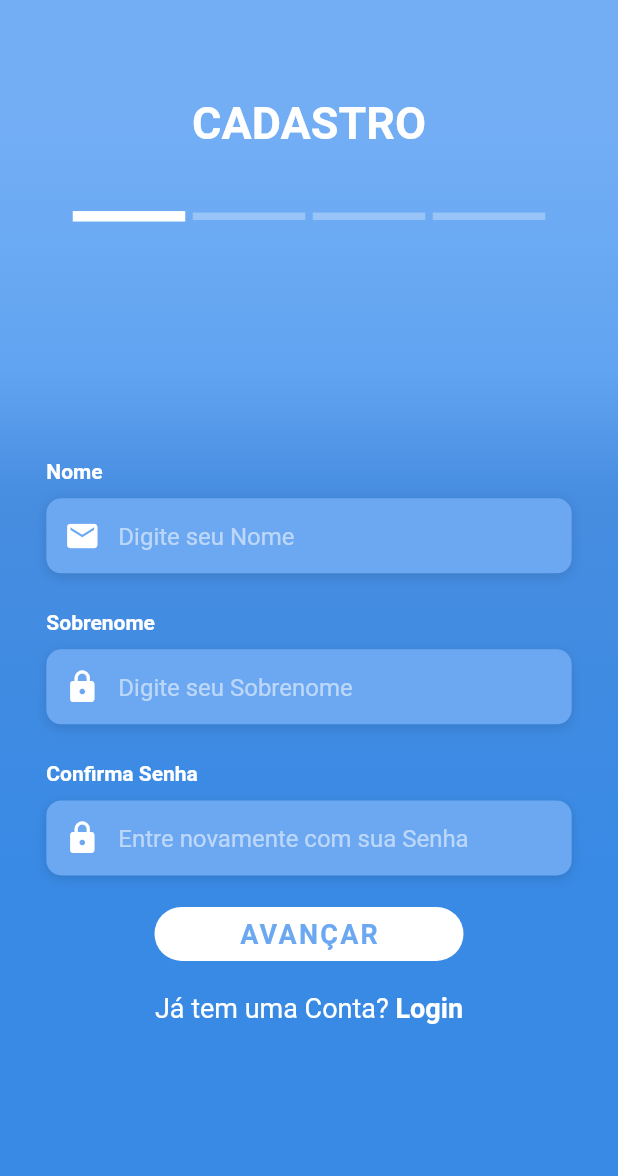
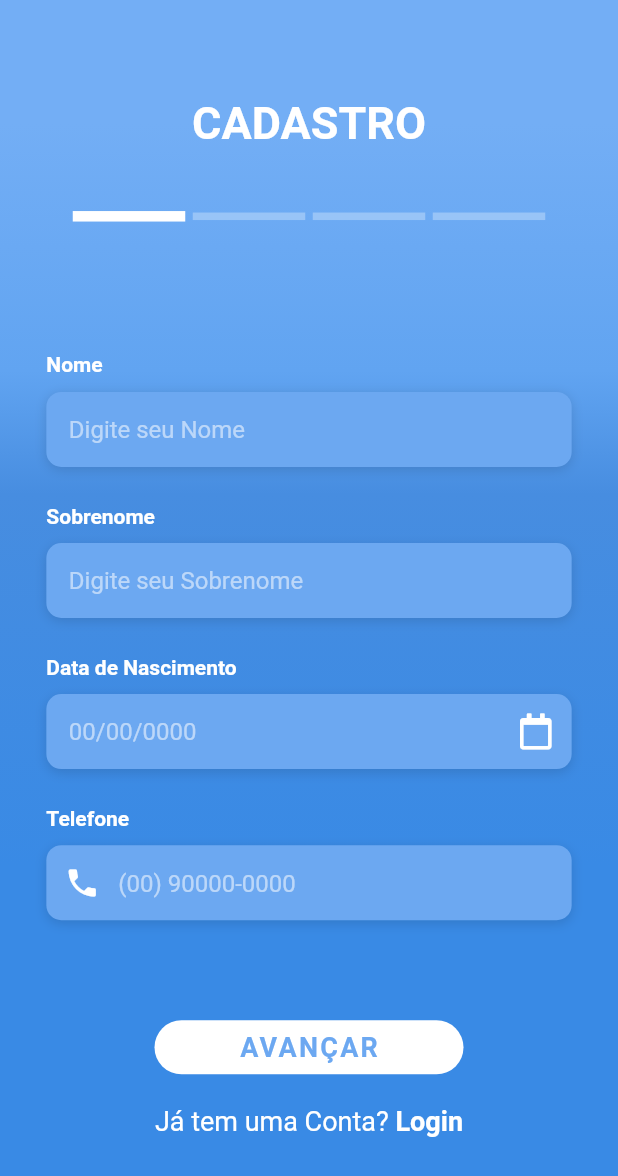
Before and after one commit to Maxleco/modulo_login, a Flutter app: the CadastroPage screen opened by its route, on a phone screen of 412 x 824 dp. Shown: the top 1176 px of the screen. Run offline on Flutter 3.47's test engine with Material 2 defaults, Android fonts, the phone set to English and light mode, and no system bars; our stand-ins replace flutter_masked_text, flutter_mobx, flutter_modular, font_awesome_flutter, google_fonts, image_picker and 1 more; generated files the repository leaves out were written again; Roboto replaces fonts that are missing (OpenSans).

Commit message:
Update DadosPessoais

```diff
--- a/lib/app/app_widget.dart
+++ b/lib/app/app_widget.dart
@@ -1,4 +1,5 @@
 import 'package:flutter/material.dart';
+import 'package:flutter_localizations/flutter_localizations.dart';
 import 'package:flutter_modular/flutter_modular.dart';
 
 class AppWidget extends StatelessWidget {
@@ -13,6 +14,11 @@ class AppWidget extends StatelessWidget {
       ),
       initialRoute: '/',
       onGenerateRoute: Modular.generateRoute,
+      localizationsDelegates: [
+        GlobalMaterialLocalizations.delegate,
+        GlobalWidgetsLocalizations.delegate
+      ],
+      supportedLocales: [const Locale('pt', 'BR')],
     );
   }
 }
--- a/lib/app/modules/auth/auth_page.dart
+++ b/lib/app/modules/auth/auth_page.dart
@@ -77,6 +77,7 @@ class _AuthPageState extends ModularState<AuthPage, AuthController> {
                           Modular.link.pushReplacementNamed("/cadastro");
                         },
                         text: "CADASTRAR",
+                        paddingRaised: 15.0,
                         elevation: 0.0,
                       ),
                       CustomButtonAuth(
@@ -84,6 +85,7 @@ class _AuthPageState extends ModularState<AuthPage, AuthController> {
                           Modular.link.pushReplacementNamed("/login");
                         },
                         text: "LOGIN",
+                        paddingRaised: 15.0,
                         elevation: 0.0,
                       ),
                     ],
@@ -97,7 +99,7 @@ class _AuthPageState extends ModularState<AuthPage, AuthController> {
                           fontWeight: FontWeight.w500,
                         ),
                       ),
-                      SizedBox(height: 20.0),
+                      SizedBox(height: 15.0),
                       Text(
                         "Entrar com",
                         style: kLabelStyle,
--- a/lib/app/modules/auth/submodules/cadastro/cadastro_page.dart
+++ b/lib/app/modules/auth/submodules/cadastro/cadastro_page.dart
@@ -55,12 +55,13 @@ class _CadastroPageState
   Widget build(BuildContext context) {
     Size size = MediaQuery.of(context).size;
     return Scaffold(
-      body: Stack(
-        children: <Widget>[
-          _background,
-          AnnotatedRegion<SystemUiOverlayStyle>(
-            value: SystemUiOverlayStyle.light,
-            child: Container(
+      body: GestureDetector(
+        onTap: () => FocusScope.of(context).unfocus(),
+
+              child: Stack(
+          children: <Widget>[
+            _background,
+            Container(
               height: size.height,
               child: SingleChildScrollView(
                 child: Column(
@@ -85,8 +86,6 @@ class _CadastroPageState
                             ),
                           ),
                           Observer(builder: (_) {
-                            print("Entrei no Observe");
-                            print(controller.page);
                             return Container(
                               height: size.height * 0.05,
                               width: size.width,
@@ -125,8 +124,8 @@ class _CadastroPageState
                 ),
               ),
             ),
-          ),
-        ],
+          ],
+        ),
       ),
     );
   }
--- a/lib/app/modules/auth/submodules/cadastro/pages/dados_pessoais/dados_pessoais_page.dart
+++ b/lib/app/modules/auth/submodules/cadastro/pages/dados_pessoais/dados_pessoais_page.dart
@@ -1,9 +1,11 @@
 import 'package:flutter/material.dart';
+import 'package:flutter/services.dart';
 import 'package:flutter_mobx/flutter_mobx.dart';
 import 'package:flutter_modular/flutter_modular.dart';
+import 'package:font_awesome_flutter/font_awesome_flutter.dart';
 import 'package:modulo_login/app/modules/auth/widgets/CustomButtonAuth.dart';
-import 'package:modulo_login/app/modules/auth/widgets/CustomOutlineButtonAuth.dart';
 import 'package:modulo_login/app/modules/auth/widgets/CustomTextFieldAuth.dart';
+import 'package:modulo_login/app/modules/auth/widgets/CustomTextFieldIconAuth.dart';
 import 'dados_pessoais_controller.dart';
 
 class DadosPessoaisPage extends StatefulWidget {
@@ -24,30 +26,36 @@ class _DadosPessoaisPageState
     Size size = MediaQuery.of(context).size;
     return GestureDetector(
       onTap: () => FocusScope.of(context).unfocus(),
+      child: Form(
+        key: controller.formKey,
+        child: AspectRatio(
+          aspectRatio: size.aspectRatio,
           child: Container(
-        height: double.infinity,
+            height: size.height * 0.8,
             alignment: AlignmentDirectional.center,
-        child: SingleChildScrollView(
-          physics: AlwaysScrollableScrollPhysics(),
             padding: EdgeInsets.symmetric(
                 horizontal: size.width * 0.075,
                 // vertical: size.height * 0.10,
               ),
-          child: Form(
-            // key: controller.formKey,
             child: Column(
               crossAxisAlignment: CrossAxisAlignment.center,
-              mainAxisAlignment: MainAxisAlignment.spaceEvenly,
+              mainAxisAlignment: MainAxisAlignment.spaceAround,
               mainAxisSize: MainAxisSize.max,
               children: <Widget>[
-                Column(
+                Container(
+                  height: size.height * 0.60,
+                                    child: Column(
                     mainAxisAlignment: MainAxisAlignment.center,
                     mainAxisSize: MainAxisSize.min,
                     children: <Widget>[
-                      Observer(builder: (_) {
+                      SizedBox(height: size.height * 0.03),
+                      Observer(
+                        builder: (BuildContext context) {
                           bool isError = controller.isError;
                           return CustomTextFieldAuth(
                             height: isError ? 70.0 : 50.0,
+                            controller: controller.nomeController,
+                            textCapitalization: TextCapitalization.sentences,
                             textInputAction: TextInputAction.next,
                             onFieldSubmitted: (String value) {
                               FocusScopeNode currentFocus =
@@ -56,15 +64,87 @@ class _DadosPessoaisPageState
                             },
                             label: "Nome",
                             hint: "Digite seu Nome",
-                          icon: Icons.email,
-                          textInputType: TextInputType.emailAddress,
-                          //onChanged: controller.setEmail,
+                            contentPadding: const EdgeInsets.only(left: 15.0),
+                            inputFormatters: [
+                              LengthLimitingTextInputFormatter(15)
+                            ],
+                            validator: (String value) {
+                              if (value.isEmpty) {
+                                return "    [Campo Obrigatório]";
+                              }
+                              if (value.length < 3) {
+                                return "    [O Nome deve conter mais de 2 caracteres]";
+                              }
+                              return null;
+                            },
+                          );
+                        },
+                      ),
+                      SizedBox(height: size.height * 0.03),
+                      Observer(
+                        builder: (BuildContext context) {
+                          bool isError = controller.isError;
+                          return CustomTextFieldAuth(
+                            height: isError ? 70.0 : 50.0,
+                            controller: controller.sobrenomeController,
+                            textCapitalization: TextCapitalization.sentences,
+                            textInputAction: TextInputAction.next,
+                            onFieldSubmitted: (String value) {
+                              FocusScopeNode currentFocus =
+                                  FocusScope.of(context);
+                              currentFocus.nextFocus();
+                            },
+                            label: "Sobrenome",
+                            hint: "Digite seu Sobrenome",
+                            contentPadding: const EdgeInsets.only(left: 15.0),
+                            inputFormatters: [
+                              LengthLimitingTextInputFormatter(15)
+                            ],
+                            validator: (String value) {
+                              if (value.isEmpty) {
+                                return "    [Campo Obrigatório]";
+                              }
+                              if (value.length < 3) {
+                                return "    [O Nome deve conter mais de 2 caracteres]";
+                              }
+                              return null;
+                            },
+                          );
+                        },
+                      ),
+                      SizedBox(height: size.height * 0.03),
+                      Observer(builder: (_) {
+                        bool isError = controller.isError;
+                        return CustomTextFieldIconAuth(
+                          height: isError ? 70.0 : 50.0,
+                          controller: controller.dataController,
+                          textInputType: TextInputType.number,
+                          textInputAction: TextInputAction.next,
+                          onFieldSubmitted: (String value) {
+                            FocusScopeNode currentFocus =
+                                FocusScope.of(context);
+                            currentFocus.nextFocus();
+                          },
+                          label: "Data de Nascimento",
+                          hint: "00/00/0000",
+                          contentPadding:
+                              const EdgeInsets.symmetric(horizontal: 15.0),
+                          widgetIcon: Icon(
+                            FontAwesomeIcons.calendar,
+                            color: Colors.white,
+                          ),
+                          onPressedIcon: () {
+                            controller.selectData(context);
+                          },
                           validator: (String value) {
                             if (value.isEmpty) {
                               return "    [O campo é obrigatório]";
                             }
-                            if (value.length < 3) {
-                              return "    [Campo Inválido]";
+                            if (value.length < 9) {
+                              return "    [Data Incompleta]";
+                            }
+                            if (controller.isValidData(value) == false) {
+                              return "    [Data Inválida]";
                             }
                             return null;
                           },
@@ -75,60 +155,23 @@ class _DadosPessoaisPageState
                         bool isError = controller.isError;
                         return CustomTextFieldAuth(
                           height: isError ? 70.0 : 50.0,
-                          textInputAction: TextInputAction.next,
+                          controller: controller.phoneController,
+                          textInputType: TextInputType.number,
+                          textInputAction: TextInputAction.done,
                           onFieldSubmitted: (String value) {
                             FocusScopeNode currentFocus =
                                 FocusScope.of(context);
-                            currentFocus.nextFocus();
+                            currentFocus.unfocus();
                           },
-                          label: "Sobrenome",
-                          hint: "Digite seu Sobrenome",
-
-                          icon: Icons.lock,
-                          // onChanged: controller.setSenha,
-                          // onPressedVisiblePass: () {
-                          //   setState(() {
-                          //     obscureText = !obscureText;
-                          //   });
-                          // },
+                          label: "Telefone",
+                          hint: "(00) 90000-0000",
+                          icon: Icons.phone,
                           validator: (String value) {
                             if (value.isEmpty) {
                               return "    [O campo é obrigatório]";
                             }
-                            if (value.length < 3 || value.length > 12) {
-                              return "    [Campo Inválido]";
-                            }
-                            return null;
-                          },
-                        );
-                      }),
-                      SizedBox(height: size.height * 0.03),
-                      Observer(builder: (_) {
-                        bool isError = controller.isError;
-                        return CustomTextFieldAuth(
-                          height: isError ? 70.0 : 50.0,
-                          textInputAction: TextInputAction.next,
-                          onFieldSubmitted: (String value) {
-                            FocusScopeNode currentFocus =
-                                FocusScope.of(context);
-                            currentFocus.nextFocus();
-                          },
-                          label: "Confirma Senha",
-                          hint: "Entre novamente com sua Senha",
-
-                          icon: Icons.lock,
-                          // onChanged: controller.setSenhaConf,
-                          // onPressedVisiblePass: () {
-                          //   setState(() {
-                          //     obscureTextConf = !obscureTextConf;
-                          //   });
-                          // },
-                          validator: (String value) {
-                            if (value.isEmpty) {
-                              return "    [O campo é obrigatório]";
-                            }
-                            if (value.length < 3 || value.length > 12) {
-                              return "    [Senha Inválido]";
+                            if (value.length < 15) {
+                              return "    [Número de telefone Incompleto]";
                             }
                             return null;
                           },
@@ -136,8 +179,16 @@ class _DadosPessoaisPageState
                       }),
                     ],
                   ),
+                ),
+                Container(
+                  height: size.height * 0.2,
+                  child: Column(
+                    children: <Widget>[
                       CustomButtonAuth(
-                      onPressed: controller.next,
+                        onPressed: () {
+                          FocusScope.of(context).unfocus();
+                          controller.next();
+                        },
                         text: "AVANÇAR",
                         elevation: 0.0,
                         width: size.width * 0.5,
@@ -169,6 +220,10 @@ class _DadosPessoaisPageState
                           ),
                         ),
                       ),
+                      SizedBox(height: 10),
+                    ],
+                  ),
+                ),
               ],
             ),
           ),
--- a/lib/app/modules/auth/widgets/CustomButtonAuth.dart
+++ b/lib/app/modules/auth/widgets/CustomButtonAuth.dart
@@ -6,12 +6,14 @@ class CustomButtonAuth extends StatelessWidget {
   final String text;
   final double elevation;
   final double width;
+  final double paddingRaised;
 
   const CustomButtonAuth({
     @required this.onPressed,
     @required this.text,
     this.elevation = 5.0,
     this.width = double.infinity,
+    this.paddingRaised = 7.5,
   });
 
   @override
@@ -21,7 +23,7 @@ class CustomButtonAuth extends StatelessWidget {
       width: this.width,
       child: RaisedButton(
         elevation: this.elevation,
-        padding: const EdgeInsets.all(7.5),
+        padding: EdgeInsets.all(this.paddingRaised),
         shape: RoundedRectangleBorder(
           borderRadius: BorderRadius.circular(30.0),
         ),
--- a/lib/app/modules/auth/widgets/CustomOutlineButtonAuth.dart
+++ b/lib/app/modules/auth/widgets/CustomOutlineButtonAuth.dart
@@ -6,6 +6,7 @@ class CustomOutlineButtonAuth extends StatelessWidget {
   final double elevation;
   final Color corBorder;
   final double width;
+  final double paddingRaised;
 
   const CustomOutlineButtonAuth({
     @required this.onPressed,
@@ -13,6 +14,7 @@ class CustomOutlineButtonAuth extends StatelessWidget {
     this.elevation = 5.0,
     this.corBorder = Colors.white,
     this.width = double.infinity,
+    this.paddingRaised = 7.5,
   });
 
   @override
@@ -25,7 +27,7 @@ class CustomOutlineButtonAuth extends StatelessWidget {
       ),
       child: RaisedButton(
         elevation: this.elevation,
-        padding: const EdgeInsets.all(7.5),
+        padding: EdgeInsets.all(this.paddingRaised),
         shape: RoundedRectangleBorder(
           borderRadius: BorderRadius.circular(30.0),
           side: BorderSide(
--- a/lib/app/modules/auth/widgets/CustomTextFieldAuth.dart
+++ b/lib/app/modules/auth/widgets/CustomTextFieldAuth.dart
@@ -1,4 +1,5 @@
 import 'package:flutter/material.dart';
+import 'package:flutter/services.dart';
 import '../../auth/utils/StylesTexts.dart';
 
 class CustomTextFieldAuth extends StatelessWidget {
@@ -9,6 +10,8 @@ class CustomTextFieldAuth extends StatelessWidget {
   final String label;
   final Color color;
   final TextInputType textInputType;
+  final TextCapitalization textCapitalization;
+  final List<TextInputFormatter> inputFormatters;
   final TextInputAction textInputAction;
   final Function(String) onFieldSubmitted;
   final IconData icon;
@@ -17,15 +20,20 @@ class CustomTextFieldAuth extends StatelessWidget {
   final Function onPressedVisiblePass;
   final Function(String) onSaved;
   final String Function(String) validator;
+  final EdgeInsetsGeometry contentPadding;
+  final Widget sufixIcon;
 
   const CustomTextFieldAuth({
     this.controller,
     this.focusNode,
-    @required this.icon,
+    this.icon,
+    this.sufixIcon,
     @required this.label,
     this.onChanged,
     this.hint,
     this.textInputType = TextInputType.text,
+    this.textCapitalization = TextCapitalization.none,
+    this.inputFormatters,
     this.textInputAction,
     this.onFieldSubmitted,
     this.color = Colors.white,
@@ -33,6 +41,7 @@ class CustomTextFieldAuth extends StatelessWidget {
     this.onPressedVisiblePass,
     this.onSaved,
     this.validator,
+    this.contentPadding = const EdgeInsets.only(top: 15.0),
     @required this.height,
   });
 
@@ -55,7 +64,9 @@ class CustomTextFieldAuth extends StatelessWidget {
             onChanged: this.onChanged,
             focusNode: this.focusNode,
             controller: this.controller,
+            inputFormatters: this.inputFormatters,
             keyboardType: this.textInputType,
+            textCapitalization: this.textCapitalization,
             textInputAction: this.textInputAction,
             onFieldSubmitted: this.onFieldSubmitted,
             cursorColor: Colors.grey,
@@ -66,15 +77,17 @@ class CustomTextFieldAuth extends StatelessWidget {
               fontFamily: "OpenSans",
             ),
             decoration: InputDecoration(
-
               border: InputBorder.none,
-              contentPadding: const EdgeInsets.only(top: 15.0),
-              prefixIcon: Icon(
-                this.icon,
-                color: this.color,
-              ),
+              contentPadding: this.contentPadding,
+              prefixIcon: this.icon != null
+                  ? Icon(
+                      this.icon,
+                      color: this.color,
+                    )
+                  : null,
               hintText: this.hint,
               hintStyle: kHintTextStyle,
+              suffix: this.sufixIcon,
               suffixIcon: this.onPressedVisiblePass != null
                   ? IconButton(
                       onPressed: this.onPressedVisiblePass,
--- /dev/null
+++ b/lib/app/modules/auth/widgets/CustomTextFieldIconAuth.dart
@@ -0,0 +1,121 @@
+import 'package:flutter/material.dart';
+import 'package:flutter/services.dart';
+import 'package:modulo_login/app/modules/auth/utils/StylesTexts.dart';
+
+class CustomTextFieldIconAuth extends StatelessWidget {
+  final double height;
+  final TextEditingController controller;
+  final FocusNode focusNode;
+  final Function(String) onChanged;
+  final String label;
+  final Color color;
+  final TextInputType textInputType;
+  final List<TextInputFormatter> inputFormatters;
+  final TextInputAction textInputAction;
+  final Function(String) onFieldSubmitted;
+  final IconData icon;
+  final String hint;
+  final bool isPass;
+  final Function onPressedVisiblePass;
+  final Function(String) onSaved;
+  final String Function(String) validator;
+  final EdgeInsetsGeometry contentPadding;
+  final Widget sufixIcon;
+
+  final Icon widgetIcon;
+  final Function() onPressedIcon;
+
+  const CustomTextFieldIconAuth({
+    this.controller,
+    this.focusNode,
+    this.icon,
+    this.sufixIcon,
+    @required this.label,
+    this.onChanged,
+    this.hint,
+    this.textInputType = TextInputType.text,
+    this.inputFormatters,
+    this.textInputAction,
+    this.onFieldSubmitted,
+    this.color = Colors.white,
+    this.isPass = false,
+    this.onPressedVisiblePass,
+    this.onSaved,
+    this.validator,
+    this.contentPadding = const EdgeInsets.only(top: 10.0),
+    @required this.height,
+    this.widgetIcon,
+    this.onPressedIcon,
+  });
+
+  @override
+  Widget build(BuildContext context) {
+    return Column(
+      crossAxisAlignment: CrossAxisAlignment.start,
+      children: <Widget>[
+        Text(
+          this.label,
+          style: kLabelStyle,
+        ),
+        SizedBox(height: 10.0),
+        Container(
+          alignment: Alignment.centerLeft,
+          decoration: kBoxDecorationStyle,
+          height: this.height,
+          child: Row(
+            mainAxisAlignment: MainAxisAlignment.spaceBetween,
+            children: <Widget>[
+              Expanded(
+                child: TextFormField(
+                  obscureText: this.isPass,
+                  onChanged: this.onChanged,
+                  focusNode: this.focusNode,
+                  controller: this.controller,
+                  keyboardType: this.textInputType,
+                  inputFormatters: this.inputFormatters,
+                  textInputAction: this.textInputAction,
+                  onFieldSubmitted: this.onFieldSubmitted,
+                  cursorColor: Colors.grey,
+                  onSaved: this.onSaved,
+                  validator: this.validator,
+                  style: TextStyle(
+                    color: this.color,
+                    fontFamily: "OpenSans",
+                  ),
+                  decoration: InputDecoration(
+                    border: InputBorder.none,
+                    contentPadding: this.contentPadding,
+                    prefixIcon: this.icon != null
+                        ? Icon(
+                            this.icon,
+                            color: this.color,
+                          )
+                        : null,
+                    hintText: this.hint,
+                    hintStyle: kHintTextStyle,
+                    suffix: this.sufixIcon,
+                    suffixIcon: this.onPressedVisiblePass != null
+                        ? IconButton(
+                            onPressed: this.onPressedVisiblePass,
+                            icon: Icon(
+                              isPass == true
+                                  ? Icons.visibility
+                                  : Icons.visibility_off,
+                            ),
+                            color: this.color,
+                          )
+                        : null,
+                  ),
+                ),
+              ),
+              IconButton(
+                icon: this.widgetIcon,
+                onPressed: this.onPressedIcon,
+              ),
+            ],
+          ),
+        ),
+      ],
+    );
+  }
+}
--- a/pubspec.yaml
+++ b/pubspec.yaml
@@ -21,6 +21,8 @@ environment:
   sdk: ">=2.7.0 <3.0.0"
 
 dependencies:
+  intl: ^0.16.1
+  flutter_masked_text: ^0.8.0
   image_picker: ^0.6.7+7
   google_fonts: ^1.1.0
   font_awesome_flutter: ^8.8.1
@@ -29,6 +31,8 @@ dependencies:
   mobx: ^1.2.1+2
   flutter_modular: ^2.0.0+1
   flutter:
+    sdk: flutter
+  flutter_localizations:
     sdk: flutter
 
 
```
Also changed, not shown: lib/app/modules/auth/submodules/cadastro/pages/dados_conta/dados_conta_page.dart (+18 -2 lines), lib/app/modules/auth/submodules/cadastro/pages/dados_endereco/dados_endereco_page.dart (+8 -3 lines), lib/app/modules/auth/submodules/cadastro/pages/dados_pessoais/dados_pessoais_controller.dart (+75 -3 lines), lib/app/modules/auth/widgets/CustomTextFieldTwoLineAuth.dart (added, +183 -0 lines), lib/dependencies.txt (+17 -2 lines), pubspec.lock. Lines whose indentation alone changed are shown as unchanged.
